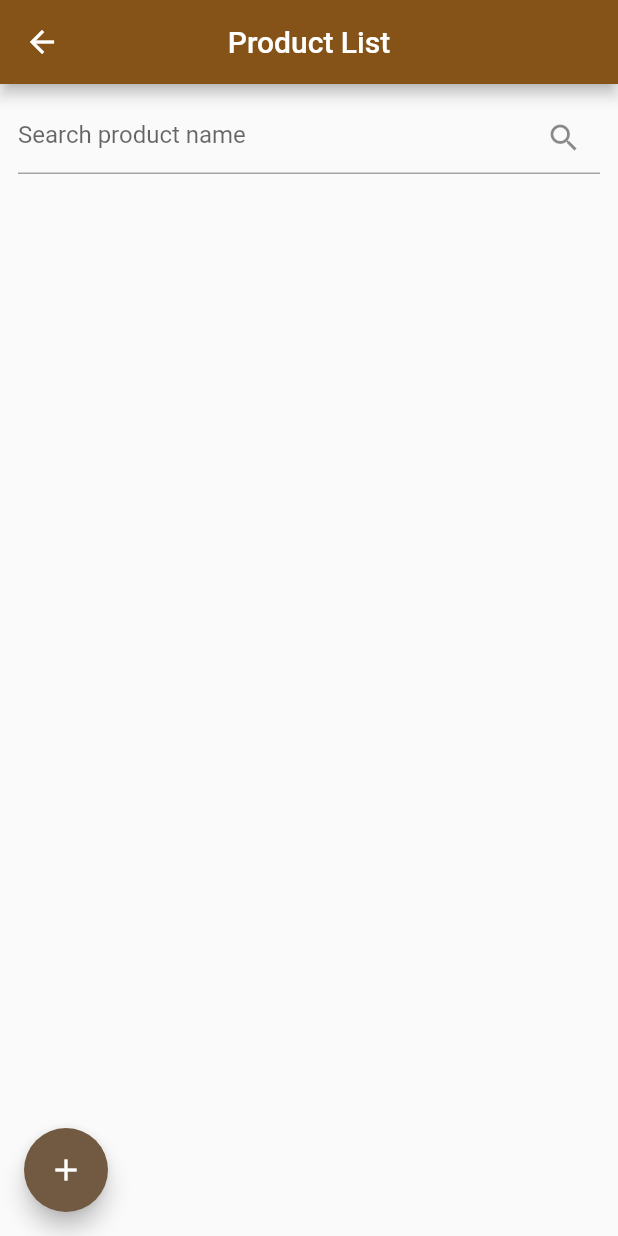
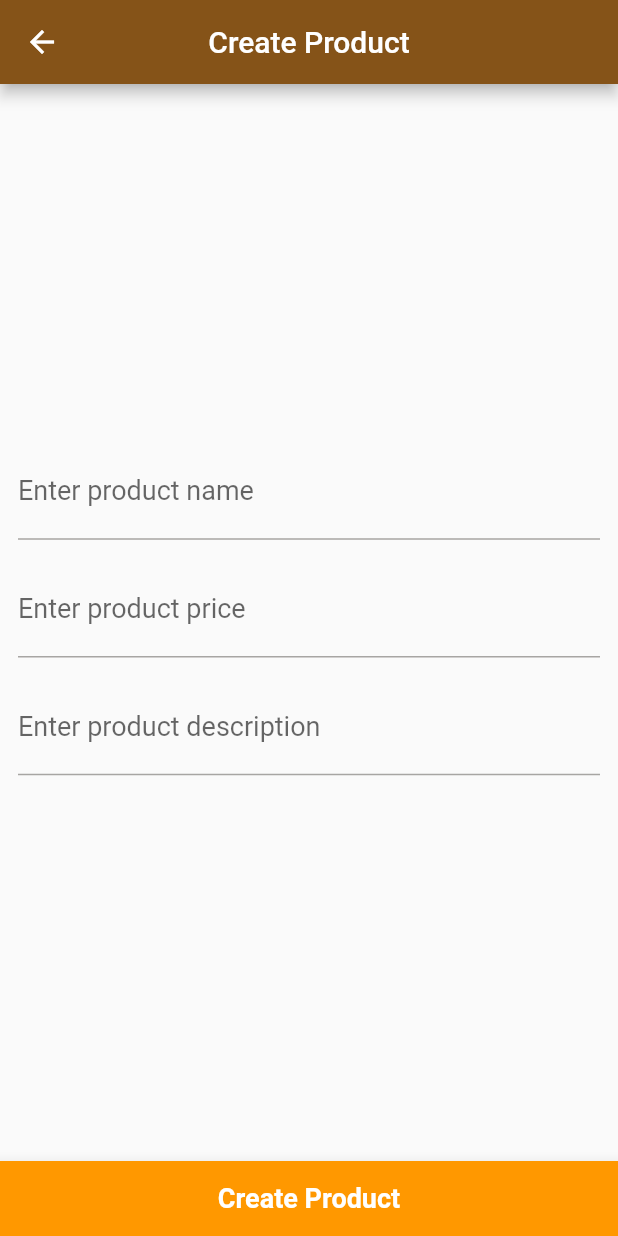
Before and after one commit to yusufrizalh/flutter-app, a Flutter app: the ProductList screen opened directly, after a tap on the "add" icon, on a phone screen of 412 x 824 dp. Run offline on Flutter 3.47's test engine with Material 3 defaults, Android fonts, the phone set to English and light mode, and no system bars; our stand-ins replace shared_preferences, smooth_page_indicator; accounts and stored records are empty; network calls fail.

```diff
--- /dev/null
+++ b/lib/widgets/pages/dashboard/productcreate.dart
@@ -0,0 +1,148 @@
+import 'package:flutter/material.dart';
+import 'package:flutter_app/widgets/pages/dashboard/productlist.dart';
+import 'package:http/http.dart' as http;
+
+class ProductCreate extends StatefulWidget {
+  final formKey = GlobalKey<FormState>();
+  final TextEditingController productNameCtrl = TextEditingController();
+  final TextEditingController productPriceCtrl = TextEditingController();
+  final TextEditingController productDescriptionCtrl = TextEditingController();
+
+  ProductCreate({super.key});
+
+  @override
+  State<ProductCreate> createState() => _ProductCreateState();
+}
+
+class _ProductCreateState extends State<ProductCreate> {
+  String? validateString(String? value) {
+    if (value!.length < 8) {
+      return "Minimal characters is 8";
+    }
+    return null;
+  }
+
+  String? validateNumber(String? value) {
+    Pattern pattern = r'(?<=\s|^)\d+(?=\s|$)';
+    RegExp regExp = RegExp(pattern.toString());
+    if (!regExp.hasMatch(value!)) {
+      return "Only number";
+    }
+    return null;
+  }
+
+  createProduct() async {
+    const String apiUrl =
+        "http://192.168.1.6/flutter-api/products/createProduct.php";
+    return await http.post(
+      Uri.parse(apiUrl),
+      body: {
+        "name": widget.productNameCtrl.text,
+        "price": widget.productPriceCtrl.text,
+        "description": widget.productDescriptionCtrl.text,
+      },
+    );
+  }
+
+  @override
+  Widget build(BuildContext context) {
+    return Scaffold(
+      appBar: AppBar(
+        title: const Text("Create Product"),
+        centerTitle: true,
+      ),
+      body: Center(
+        child: Padding(
+          padding: const EdgeInsets.all(12),
+          child: Column(
+            mainAxisAlignment: MainAxisAlignment.center,
+            children: <Widget>[
+              Form(
+                key: widget.formKey,
+                child: Column(
+                  mainAxisAlignment: MainAxisAlignment.center,
+                  children: <Widget>[
+                    TextFormField(
+                      controller: widget.productNameCtrl,
+                      validator: validateString,
+                      keyboardType: TextInputType.text,
+                      decoration: const InputDecoration(
+                          labelText: "Enter product name"),
+                      style:
+                          const TextStyle(fontSize: 18, color: Colors.black87),
+                    ),
+                    const Padding(padding: EdgeInsets.only(bottom: 16)),
+                    TextFormField(
+                      controller: widget.productPriceCtrl,
+                      validator: validateNumber,
+                      keyboardType: TextInputType.number,
+                      decoration: const InputDecoration(
+                          labelText: "Enter product price"),
+                      style:
+                          const TextStyle(fontSize: 18, color: Colors.black87),
+                    ),
+                    const Padding(padding: EdgeInsets.only(bottom: 16)),
+                    TextFormField(
+                      controller: widget.productDescriptionCtrl,
+                      validator: validateString,
+                      keyboardType: TextInputType.text,
+                      decoration: const InputDecoration(
+                          labelText: "Enter product description"),
+                      style:
+                          const TextStyle(fontSize: 18, color: Colors.black87),
+                    ),
+                    const Padding(padding: EdgeInsets.only(bottom: 16)),
+                  ],
+                ),
+              ),
+            ],
+          ),
+        ),
+      ),
+      bottomNavigationBar: BottomAppBar(
+        child: GestureDetector(
+          child: Container(
+            height: 50,
+            width: MediaQuery.of(context).size.width / 3,
+            alignment: Alignment.center,
+            color: Colors.orange,
+            child: const Text(
+              "Create Product",
+              style: TextStyle(
+                fontSize: 18,
+                color: Colors.white,
+                fontWeight: FontWeight.bold,
+              ),
+            ),
+          ),
+          onTap: () {
+            // proses creating product
+            if (widget.formKey.currentState!.validate()) {
+              createProduct();
+              final mySnackbar = SnackBar(
+                content: const Text("Success to create product"),
+                backgroundColor: Colors.orange,
+                elevation: 4,
+                margin: const EdgeInsets.all(12),
+                behavior: SnackBarBehavior.floating,
+                showCloseIcon: true,
+                closeIconColor: Colors.white,
+                dismissDirection: DismissDirection.down,
+                shape: RoundedRectangleBorder(
+                  borderRadius: BorderRadius.circular(12),
+                ),
+                duration: const Duration(seconds: 3),
+              );
+              ScaffoldMessenger.of(context).showSnackBar(mySnackbar);
+              Navigator.of(context).pushReplacement(
+                MaterialPageRoute(
+                  builder: (context) => const ProductList(),
+                ),
+              );
+            }
+          },
+        ),
+      ),
+    );
+  }
+}
--- a/lib/widgets/pages/dashboard/productlist.dart
+++ b/lib/widgets/pages/dashboard/productlist.dart
@@ -1,4 +1,5 @@
 import 'package:flutter/material.dart';
+import 'package:flutter_app/widgets/pages/dashboard/productcreate.dart';
 import '../dashboard/models/productmodel.dart';
 import 'package:http/http.dart' as http;
 import 'dart:convert' as convert;
@@ -180,7 +181,11 @@ class _ProductListState extends State<ProductList> {
       ),
       floatingActionButtonLocation: FloatingActionButtonLocation.startFloat,
       floatingActionButton: FloatingActionButton(
-        onPressed: () => debugPrint("Add product"),
+        onPressed: () => Navigator.of(context).push(
+          MaterialPageRoute(
+            builder: (context) => ProductCreate(),
+          ),
+        ),
         child: const Icon(Icons.add),
       ),
     );
```
